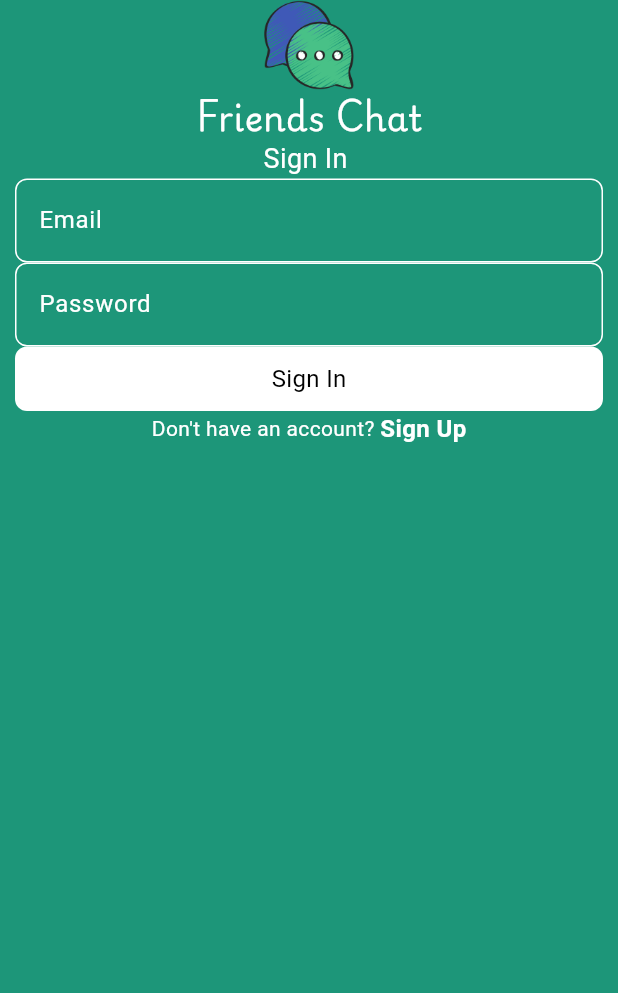
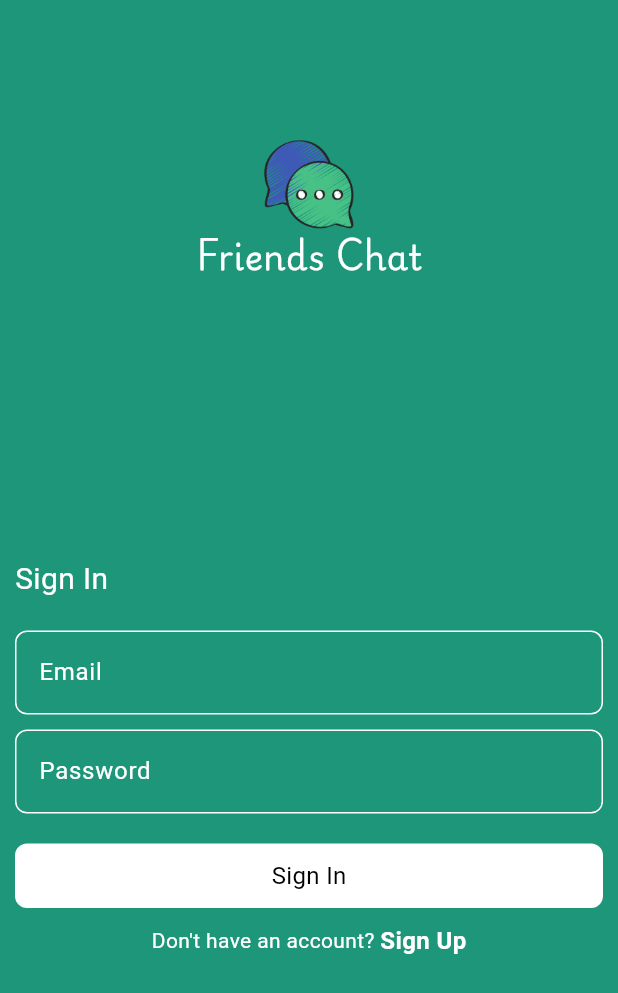
Before and after one commit to Ahmedyehia122/Talkative, a Flutter app: the screen it shows after launch, on a phone screen of 412 x 824 dp. Shown: the top 993 px of the screen. Run offline on Flutter 3.47's test engine with Material 3 defaults, Android fonts, the phone set to English and light mode, and no system bars.

Commit message:
login page yi done

```diff
--- a/lib/pages/login_page.dart
+++ b/lib/pages/login_page.dart
@@ -16,6 +16,7 @@ class LoginPage extends StatelessWidget {
         padding: const EdgeInsets.symmetric(horizontal: 10),
         child: Column(
           children: [
+            const Spacer(flex: 1),
             Image.asset(
               Strings.logoPath,
               height: 60,
@@ -25,20 +26,29 @@ class LoginPage extends StatelessWidget {
               style: Styles.whiteFont
                   .copyWith(fontSize: 23, fontFamily: Strings.fontFamily),
             ),
-            Text(
-              'Sign In ',
-              style: Styles.whiteFont.copyWith(fontSize: 18),
+            const Spacer(flex: 2),
+            Row(
+              children: [
+                Text(
+                  'Sign In ',
+                  style: Styles.whiteFont.copyWith(fontSize: 20),
+                ),
+              ],
             ),
+            const SizedBox(height: 20),
             const CustomTextField(
               hintText: 'Email',
             ),
+            const SizedBox(height: 10),
             const CustomTextField(
               hintText: 'Password',
             ),
+            const SizedBox(height: 20),
             CustomButton(
               buttonName: 'Sign In',
               onTap: () {},
             ),
+            const SizedBox(height: 10),
             Row(
               mainAxisAlignment: MainAxisAlignment.center,
               children: [
@@ -57,7 +67,8 @@ class LoginPage extends StatelessWidget {
                   ),
                 ),
               ],
-            )
+            ),
+            const Spacer(flex: 2),
           ],
         ),
       )),
```
